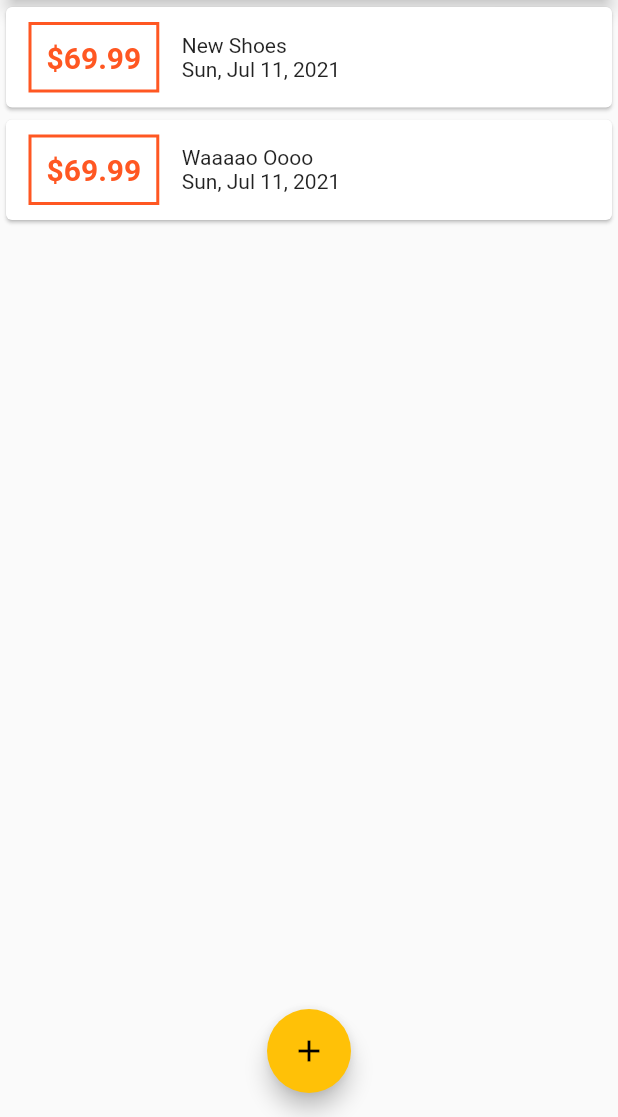
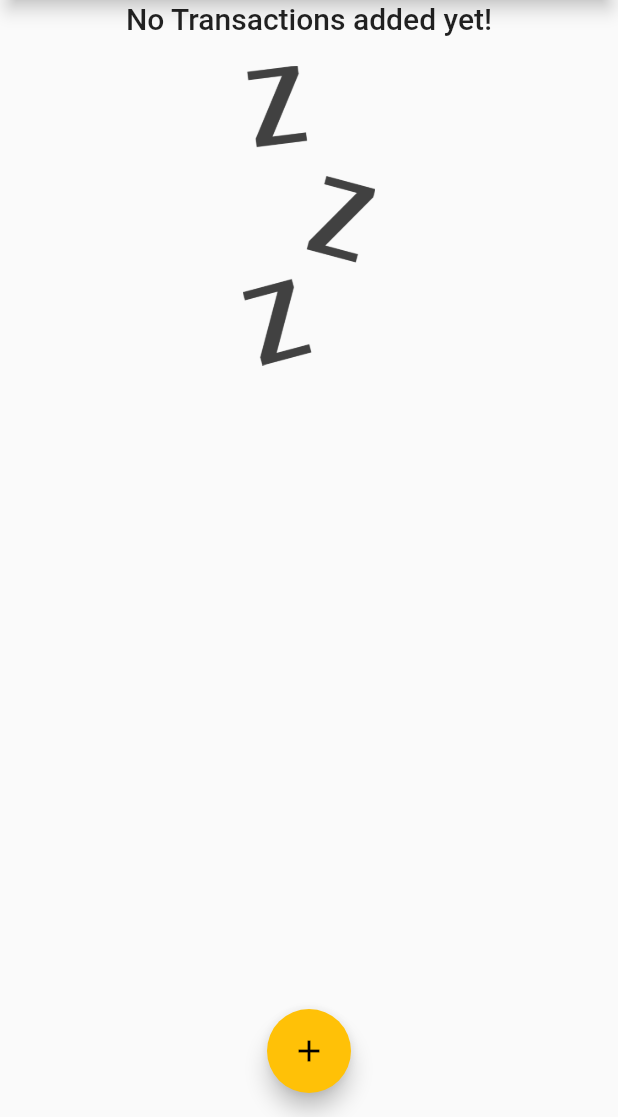
Before and after one commit to fullpagedeveloper/Combinig_Widgets-, a Flutter app: the screen it shows after launch, on a phone screen of 412 x 824 dp, the part 119-1236 px from its top. Run offline on Flutter 3.47's test engine with Material 2 defaults, Android fonts, the phone set to English and light mode, and no system bars.

```diff
--- a/lib/main.dart
+++ b/lib/main.dart
@@ -34,18 +34,18 @@ class _MyHomePageState extends State<MyHomePage> {
   // String amountInput;
 
   final List<Transaction> _uerTransactions = [
-    Transaction(
-      id: 't1',
-      title: 'New Shoes',
-      amount: 69.99,
-      date: DateTime.now(),
-    ),
-    Transaction(
-      id: 't2',
-      title: 'Waaaao Oooo',
-      amount: 69.99,
-      date: DateTime.now(),
-    )
+    // Transaction(
+    //   id: 't1',
+    //   title: 'New Shoes',
+    //   amount: 69.99,
+    //   date: DateTime.now(),
+    // ),
+    // Transaction(
+    //   id: 't2',
+    //   title: 'Waaaao Oooo',
+    //   amount: 69.99,
+    //   date: DateTime.now(),
+    // )
   ];
 
   ///[addNewTransaction]
--- a/lib/widgets/transaction_list.dart
+++ b/lib/widgets/transaction_list.dart
@@ -59,7 +59,26 @@ class TransactionList extends StatelessWidget {
   Widget build(BuildContext context) {
     return Container(
       height: 300,
-      child: ListView.builder(
+      child: transaction.isEmpty
+          ? Column(
+              children: [
+                Text(
+                  "No Transactions added yet!",
+                  style: Theme.of(context).textTheme.title,
+                ),
+                SizedBox(
+                  height: 20,
+                ),
+                Container(
+                  height: 200,
+                  child: Image.asset(
+                    'assets/images/waiting.png',
+                    fit: BoxFit.cover,
+                  ),
+                ),
+              ],
+            )
+          : ListView.builder(
               itemBuilder: (ctx, index) {
                 return Card(
                   child: Row(
--- a/pubspec.yaml
+++ b/pubspec.yaml
@@ -46,8 +46,8 @@ flutter:
   uses-material-design: true
 
   # To add assets to your application, add an assets section, like this:
-  # assets:
-  #   - images/a_dot_burr.jpeg
+  assets:
+     - assets/images/
   #   - images/a_dot_ham.jpeg
 
   # An image asset can refer to one or more resolution-specific "variants", see
```
Also changed, not shown: assets/images/waiting.png (added). Lines whose indentation alone changed are shown as unchanged.
